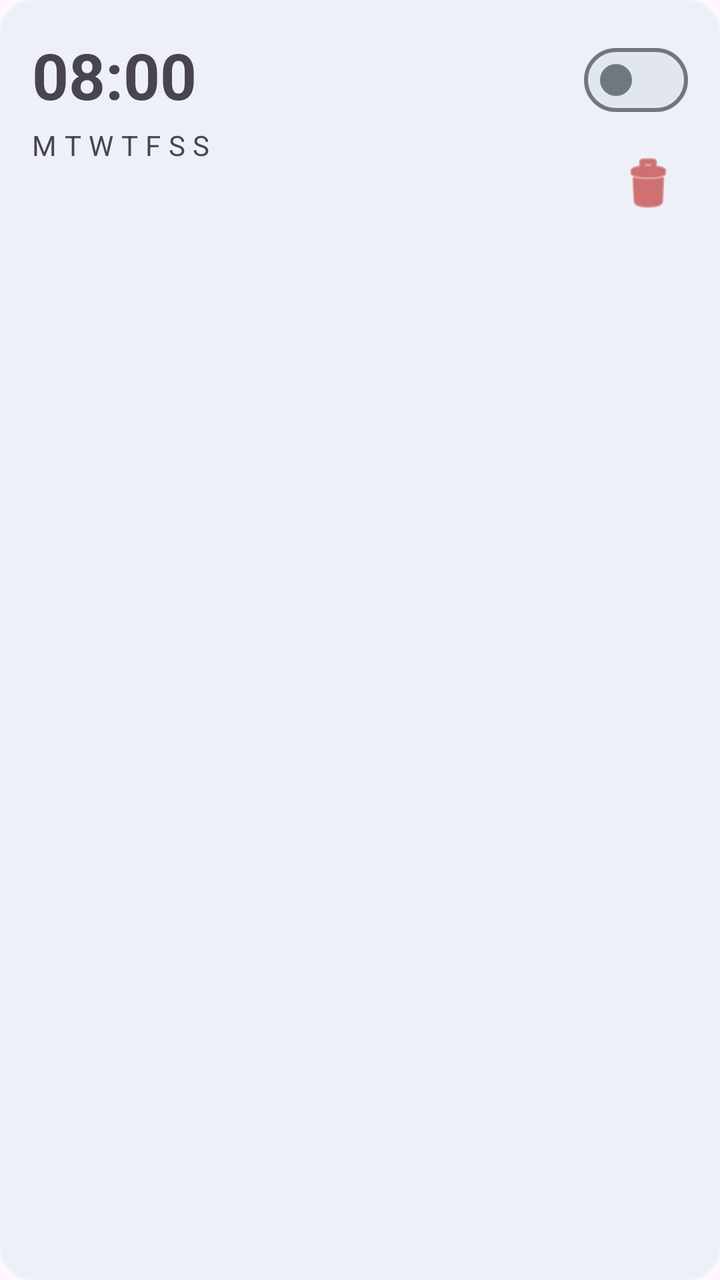
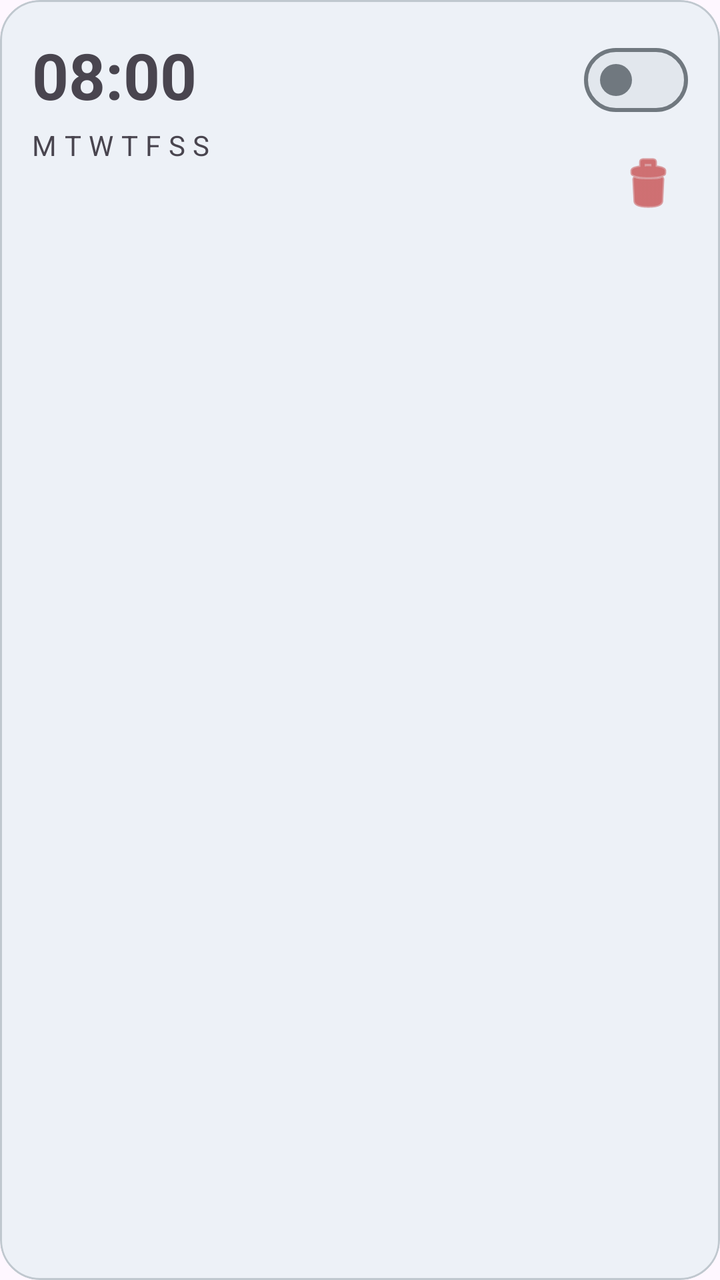

Screens rendered from an Android XML layout before and after an edit, with the pre-edit source and the edit as a unified diff.
<!-- AndroidManifest.xml: application theme Theme.Smartwatch -->
<!-- res/layout/item_alarm.xml -->
<?xml version="1.0" encoding="utf-8"?>
<com.google.android.material.card.MaterialCardView xmlns:android="http://schemas.android.com/apk/res/android"
    xmlns:app="http://schemas.android.com/apk/res-auto"
    android:layout_width="match_parent"
    android:layout_height="wrap_content"
    android:layout_marginHorizontal="8dp"
    android:layout_marginVertical="4dp"
    app:cardBackgroundColor="?attr/colorSurfaceContainer"
    app:cardCornerRadius="16dp"
    app:strokeWidth="0dp">

    <LinearLayout
        android:layout_width="match_parent"
        android:layout_height="wrap_content"
        android:orientation="horizontal"
        android:padding="16dp">

        <LinearLayout
            android:layout_width="0dp"
            android:layout_height="wrap_content"
            android:layout_weight="1"
            android:orientation="vertical">

            <TextView
                android:id="@+id/tvAlarmTime"
                android:layout_width="wrap_content"
                android:layout_height="wrap_content"
                android:text="08:00"
                android:textAppearance="@style/TextAppearance.Material3.HeadlineLarge"
                android:textStyle="bold" />

            <TextView
                android:id="@+id/tvAlarmDays"
                android:layout_width="wrap_content"
                android:layout_height="wrap_content"
                android:layout_marginTop="4dp"
                android:text="M T W T F S S"
                android:textAppearance="@style/TextAppearance.Material3.BodyMedium"
                android:textColor="?android:attr/textColorSecondary" />

            <TextView
                android:id="@+id/tvAlarmLabel"
                android:layout_width="wrap_content"
                android:layout_height="wrap_content"
                android:layout_marginTop="4dp"
                android:text="Wake up"
                android:textAppearance="@style/TextAppearance.Material3.BodySmall"
                android:textColor="?android:attr/textColorSecondary"
                android:visibility="gone" />
        </LinearLayout>

        <LinearLayout
            android:layout_width="wrap_content"
            android:layout_height="wrap_content"
            android:layout_gravity="center_vertical"
            android:gravity="end"
            android:orientation="vertical">

            <com.google.android.material.materialswitch.MaterialSwitch
                android:id="@+id/switchAlarmEnabled"
                android:layout_width="wrap_content"
                android:layout_height="wrap_content" />

            <ImageButton
                android:id="@+id/btnDeleteAlarm"
                android:layout_width="40dp"
                android:layout_height="40dp"
                android:layout_marginTop="8dp"
                android:background="?attr/selectableItemBackgroundBorderless"
                android:contentDescription="@string/label_delete"
                android:src="@android:drawable/ic_menu_delete"
                app:tint="?attr/colorError" />
        </LinearLayout>
    </LinearLayout>

</com.google.android.material.card.MaterialCardView>
<!-- resources referenced by this layout -->
<resources>
  <string name="label_delete">Delete</string>
  <style name="Theme.Smartwatch" parent="Theme.Material3.DayNight.NoActionBar">
          
          <item name="colorPrimary">#3DAADC</item>
          <item name="colorOnPrimary">#FFFFFF</item>
          <item name="colorPrimaryContainer">#D0EEFA</item>
          <item name="colorOnPrimaryContainer">#003549</item>
  
          
          <item name="colorSecondary">#DC3D3D</item>
          <item name="colorOnSecondary">#FFFFFF</item>
          <item name="colorSecondaryContainer">#FFDAD6</item>
          <item name="colorOnSecondaryContainer">#410002</item>
  
          
          <item name="colorTertiary">#22CC88</item>
          <item name="colorOnTertiary">#FFFFFF</item>
          <item name="colorTertiaryContainer">#B8F5DA</item>
          <item name="colorOnTertiaryContainer">#002116</item>
  
          
          <item name="colorSurface">#FAFCFF</item>
          <item name="colorOnSurface">#181C20</item>
          <item name="colorSurfaceVariant">#DCE4EC</item>
          <item name="colorOnSurfaceVariant">#40484F</item>
          <item name="colorSurfaceContainer">#EDF1F7</item>
          <item name="colorSurfaceContainerHigh">#E8ECF2</item>
          <item name="colorSurfaceContainerHighest">#E2E7ED</item>
  
          
          <item name="colorOutline">#70787F</item>
          <item name="colorOutlineVariant">#C0C8CF</item>
  
          
          <item name="colorError">#BA1A1A</item>
          <item name="colorOnError">#FFFFFF</item>
          <item name="colorErrorContainer">#FFDAD6</item>
          <item name="colorOnErrorContainer">#410002</item>
  
          
          <item name="android:navigationBarColor">@android:color/transparent</item>
          <item name="android:statusBarColor">@android:color/transparent</item>
          <item name="android:windowLightStatusBar">true</item>
          <item name="android:windowLayoutInDisplayCutoutMode" tools:targetApi="o_mr1">shortEdges</item>
  
          
          <item name="shapeAppearanceSmallComponent">@style/Shape.Small</item>
          <item name="shapeAppearanceMediumComponent">@style/Shape.Medium</item>
          <item name="shapeAppearanceLargeComponent">@style/Shape.Large</item>
  
          
          <item name="elevationOverlayEnabled">false</item>
      </style>
  <style name="Shape.Small" parent="ShapeAppearance.Material3.SmallComponent">
          <item name="cornerSize">8dp</item>
      </style>
  <style name="Shape.Medium" parent="ShapeAppearance.Material3.MediumComponent">
          <item name="cornerSize">16dp</item>
      </style>
  <style name="Shape.Large" parent="ShapeAppearance.Material3.LargeComponent">
          <item name="cornerSize">24dp</item>
      </style>
</resources>

<!-- the commit's change to res/layout/item_alarm.xml (unified diff, before → after) -->
@@ -6,8 +6,9 @@
     android:layout_marginHorizontal="8dp"
     android:layout_marginVertical="4dp"
     app:cardBackgroundColor="?attr/colorSurfaceContainer"
-    app:cardCornerRadius="16dp"
-    app:strokeWidth="0dp">
+    app:cardCornerRadius="20dp"
+    app:strokeWidth="1dp"
+    app:strokeColor="?attr/colorOutlineVariant">
 
     <LinearLayout
         android:layout_width="match_parent"
